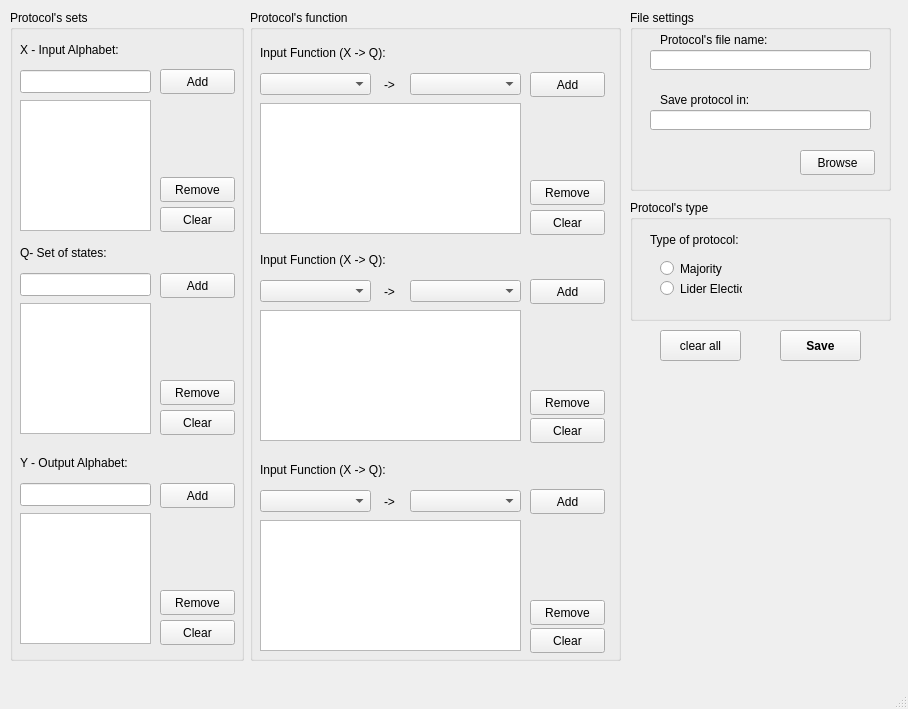
Above: ProtocolCreator.ui from VakelHente/PPSimulator before the change. Below: the same form after it.
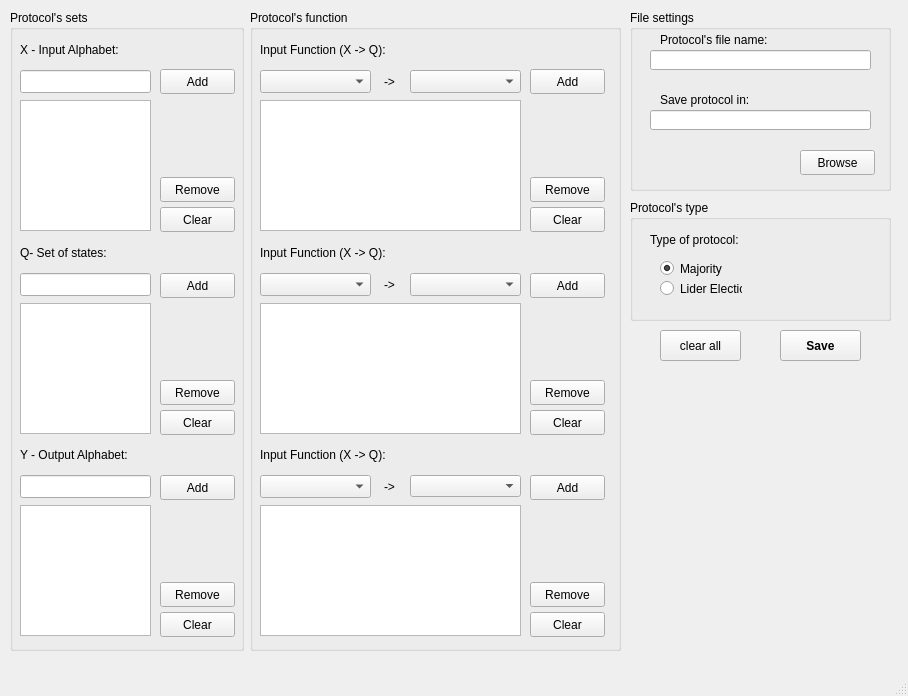
That is the form after the change.

Commit message: Enable open graphCreator and protocolCreator(add definition of button methods)

Diff of the .ui file:
```diff
--- a/ProtocolCreator.ui
+++ b/ProtocolCreator.ui
@@ -7,19 +7,19 @@
     <x>0</x>
     <y>0</y>
     <width>908</width>
-    <height>709</height>
+    <height>696</height>
    </rect>
   </property>
   <property name="minimumSize">
    <size>
     <width>908</width>
-    <height>709</height>
+    <height>696</height>
    </size>
   </property>
   <property name="maximumSize">
    <size>
     <width>908</width>
-    <height>709</height>
+    <height>696</height>
    </size>
   </property>
   <property name="windowTitle">
@@ -32,7 +32,7 @@
       <x>10</x>
       <y>10</y>
       <width>234</width>
-      <height>651</height>
+      <height>641</height>
      </rect>
     </property>
     <property name="title">
@@ -186,7 +186,7 @@
      <property name="geometry">
       <rect>
        <x>150</x>
-       <y>580</y>
+       <y>572</y>
        <width>75</width>
        <height>25</height>
       </rect>
@@ -195,21 +195,11 @@
       <string>Remove</string>
      </property>
     </widget>
-    <widget class="QTextEdit" name="listBox_OutputAlphabet">
-     <property name="geometry">
-      <rect>
-       <x>10</x>
-       <y>503</y>
-       <width>131</width>
-       <height>131</height>
-      </rect>
-     </property>
-    </widget>
     <widget class="QLabel" name="label_4">
      <property name="geometry">
       <rect>
        <x>10</x>
-       <y>443</y>
+       <y>435</y>
        <width>131</width>
        <height>20</height>
       </rect>
@@ -222,7 +212,7 @@
      <property name="geometry">
       <rect>
        <x>10</x>
-       <y>473</y>
+       <y>465</y>
        <width>131</width>
        <height>23</height>
       </rect>
@@ -232,7 +222,7 @@
      <property name="geometry">
       <rect>
        <x>150</x>
-       <y>610</y>
+       <y>602</y>
        <width>75</width>
        <height>25</height>
       </rect>
@@ -245,7 +235,7 @@
      <property name="geometry">
       <rect>
        <x>150</x>
-       <y>473</y>
+       <y>465</y>
        <width>75</width>
        <height>25</height>
       </rect>
@@ -254,6 +244,36 @@
       <string>Add</string>
      </property>
     </widget>
+    <widget class="QListWidget" name="listWidget_inputAlphabet">
+     <property name="geometry">
+      <rect>
+       <x>10</x>
+       <y>90</y>
+       <width>131</width>
+       <height>131</height>
+      </rect>
+     </property>
+    </widget>
+    <widget class="QListWidget" name="listWidget_stateAlphabet">
+     <property name="geometry">
+      <rect>
+       <x>10</x>
+       <y>293</y>
+       <width>131</width>
+       <height>131</height>
+      </rect>
+     </property>
+    </widget>
+    <widget class="QListWidget" name="listWidget_outputAlphabet">
+     <property name="geometry">
+      <rect>
+       <x>10</x>
+       <y>495</y>
+       <width>131</width>
+       <height>131</height>
+      </rect>
+     </property>
+    </widget>
    </widget>
    <widget class="QGroupBox" name="groupBox_functionProtocol">
     <property name="geometry">
@@ -261,7 +281,7 @@
       <x>250</x>
       <y>10</y>
       <width>371</width>
-      <height>651</height>
+      <height>641</height>
      </rect>
     </property>
     <property name="title">
@@ -271,7 +291,7 @@
      <property name="geometry">
       <rect>
        <x>280</x>
-       <y>170</y>
+       <y>167</y>
        <width>75</width>
        <height>25</height>
       </rect>
@@ -280,23 +300,13 @@
       <string>Remove</string>
      </property>
     </widget>
-    <widget class="QTextEdit" name="listBox_inputFunction">
+    <widget class="QComboBox" name="comboBox_firstElemOfInputFunc">
      <property name="geometry">
       <rect>
        <x>10</x>
-       <y>93</y>
-       <width>261</width>
-       <height>131</height>
-      </rect>
-     </property>
-    </widget>
-    <widget class="QComboBox" name="comboBox_FirstElemOfInputFunc">
-     <property name="geometry">
-      <rect>
-       <x>10</x>
-       <y>63</y>
+       <y>60</y>
        <width>111</width>
-       <height>22</height>
+       <height>23</height>
       </rect>
      </property>
     </widget>
@@ -304,7 +314,7 @@
      <property name="geometry">
       <rect>
        <x>280</x>
-       <y>62</y>
+       <y>59</y>
        <width>75</width>
        <height>25</height>
       </rect>
@@ -317,9 +327,9 @@
      <property name="geometry">
       <rect>
        <x>160</x>
-       <y>63</y>
+       <y>60</y>
        <width>111</width>
-       <height>22</height>
+       <height>23</height>
       </rect>
      </property>
     </widget>
@@ -327,7 +337,7 @@
      <property name="geometry">
       <rect>
        <x>280</x>
-       <y>200</y>
+       <y>197</y>
        <width>75</width>
        <height>25</height>
       </rect>
@@ -340,7 +350,7 @@
      <property name="geometry">
       <rect>
        <x>134</x>
-       <y>65</y>
+       <y>62</y>
        <width>21</width>
        <height>20</height>
       </rect>
@@ -353,7 +363,7 @@
      <property name="geometry">
       <rect>
        <x>10</x>
-       <y>33</y>
+       <y>30</y>
        <width>131</width>
        <height>20</height>
       </rect>
@@ -366,7 +376,7 @@
      <property name="geometry">
       <rect>
        <x>280</x>
-       <y>380</y>
+       <y>370</y>
        <width>75</width>
        <height>25</height>
       </rect>
@@ -375,21 +385,11 @@
       <string>Remove</string>
      </property>
     </widget>
-    <widget class="QTextEdit" name="listBox_StatesFunction">
-     <property name="geometry">
-      <rect>
-       <x>10</x>
-       <y>300</y>
-       <width>261</width>
-       <height>131</height>
-      </rect>
-     </property>
-    </widget>
     <widget class="QPushButton" name="btn_addToStatesFunction">
      <property name="geometry">
       <rect>
        <x>280</x>
-       <y>269</y>
+       <y>263</y>
        <width>75</width>
        <height>25</height>
       </rect>
@@ -402,9 +402,9 @@
      <property name="geometry">
       <rect>
        <x>160</x>
-       <y>270</y>
+       <y>263</y>
        <width>111</width>
-       <height>22</height>
+       <height>23</height>
       </rect>
      </property>
     </widget>
@@ -412,7 +412,7 @@
      <property name="geometry">
       <rect>
        <x>280</x>
-       <y>408</y>
+       <y>400</y>
        <width>75</width>
        <height>25</height>
       </rect>
@@ -425,9 +425,9 @@
      <property name="geometry">
       <rect>
        <x>10</x>
-       <y>270</y>
+       <y>263</y>
        <width>111</width>
-       <height>22</height>
+       <height>23</height>
       </rect>
      </property>
     </widget>
@@ -435,7 +435,7 @@
      <property name="geometry">
       <rect>
        <x>134</x>
-       <y>272</y>
+       <y>265</y>
        <width>21</width>
        <height>20</height>
       </rect>
@@ -448,7 +448,7 @@
      <property name="geometry">
       <rect>
        <x>10</x>
-       <y>240</y>
+       <y>233</y>
        <width>131</width>
        <height>20</height>
       </rect>
@@ -461,7 +461,7 @@
      <property name="geometry">
       <rect>
        <x>280</x>
-       <y>590</y>
+       <y>572</y>
        <width>75</width>
        <height>25</height>
       </rect>
@@ -474,9 +474,9 @@
      <property name="geometry">
       <rect>
        <x>10</x>
-       <y>480</y>
+       <y>465</y>
        <width>111</width>
-       <height>22</height>
+       <height>23</height>
       </rect>
      </property>
     </widget>
@@ -484,7 +484,7 @@
      <property name="geometry">
       <rect>
        <x>134</x>
-       <y>482</y>
+       <y>467</y>
        <width>21</width>
        <height>20</height>
       </rect>
@@ -497,7 +497,7 @@
      <property name="geometry">
       <rect>
        <x>280</x>
-       <y>618</y>
+       <y>602</y>
        <width>75</width>
        <height>25</height>
       </rect>
@@ -506,21 +506,11 @@
       <string>Clear</string>
      </property>
     </widget>
-    <widget class="QTextEdit" name="listBox_OutputFunction">
-     <property name="geometry">
-      <rect>
-       <x>10</x>
-       <y>510</y>
-       <width>261</width>
-       <height>131</height>
-      </rect>
-     </property>
-    </widget>
     <widget class="QLabel" name="label_11">
      <property name="geometry">
       <rect>
        <x>10</x>
-       <y>450</y>
+       <y>435</y>
        <width>131</width>
        <height>20</height>
       </rect>
@@ -533,7 +523,7 @@
      <property name="geometry">
       <rect>
        <x>160</x>
-       <y>480</y>
+       <y>465</y>
        <width>111</width>
        <height>22</height>
       </rect>
@@ -543,7 +533,7 @@
      <property name="geometry">
       <rect>
        <x>280</x>
-       <y>479</y>
+       <y>465</y>
        <width>75</width>
        <height>25</height>
       </rect>
@@ -552,6 +542,36 @@
       <string>Add</string>
      </property>
     </widget>
+    <widget class="QListWidget" name="listWidget_inputFunction">
+     <property name="geometry">
+      <rect>
+       <x>10</x>
+       <y>90</y>
+       <width>261</width>
+       <height>131</height>
+      </rect>
+     </property>
+    </widget>
+    <widget class="QListWidget" name="listWidget_statesFunction">
+     <property name="geometry">
+      <rect>
+       <x>10</x>
+       <y>293</y>
+       <width>261</width>
+       <height>131</height>
+      </rect>
+     </property>
+    </widget>
+    <widget class="QListWidget" name="listWidget_outputFunction">
+     <property name="geometry">
+      <rect>
+       <x>10</x>
+       <y>495</y>
+       <width>261</width>
+       <height>131</height>
+      </rect>
+     </property>
+    </widget>
    </widget>
    <widget class="QGroupBox" name="groupBox_FileSettings">
     <property name="geometry">
@@ -662,6 +682,9 @@
      <property name="text">
       <string>Majority</string>
      </property>
+     <property name="checked">
+      <bool>true</bool>
+     </property>
     </widget>
     <widget class="QRadioButton" name="radioButton_LiderElection">
      <property name="geometry">
```
Left out of the diff: 46 changed lines with no effect on the pictures. The commit also changes 3 other files.
